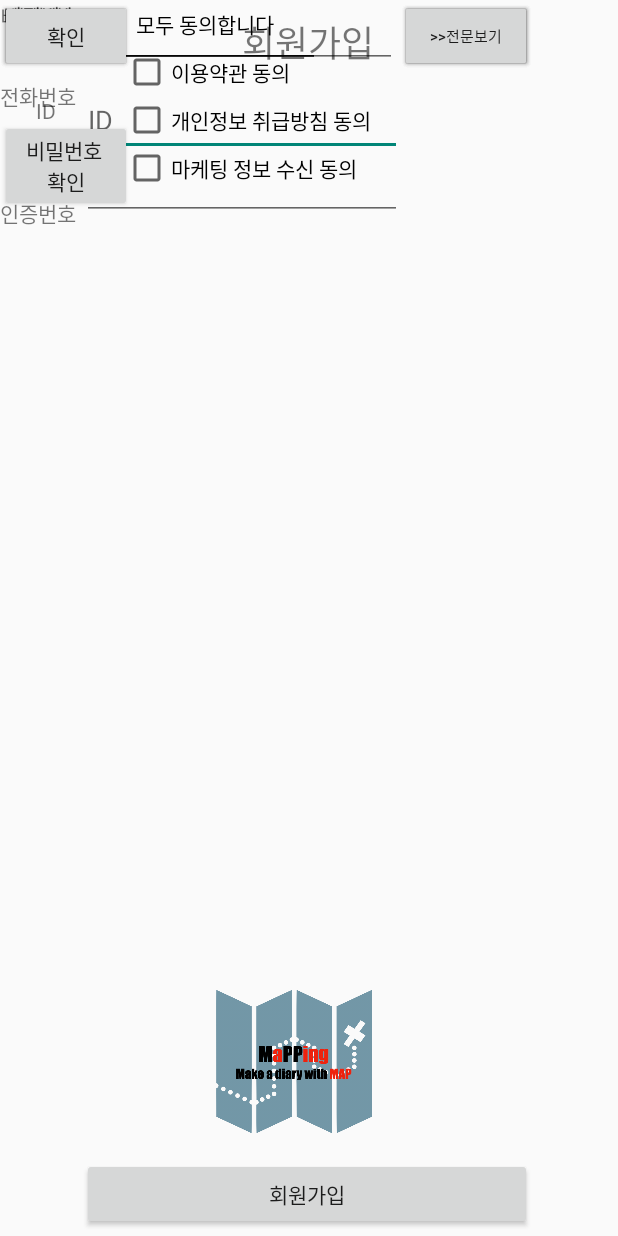
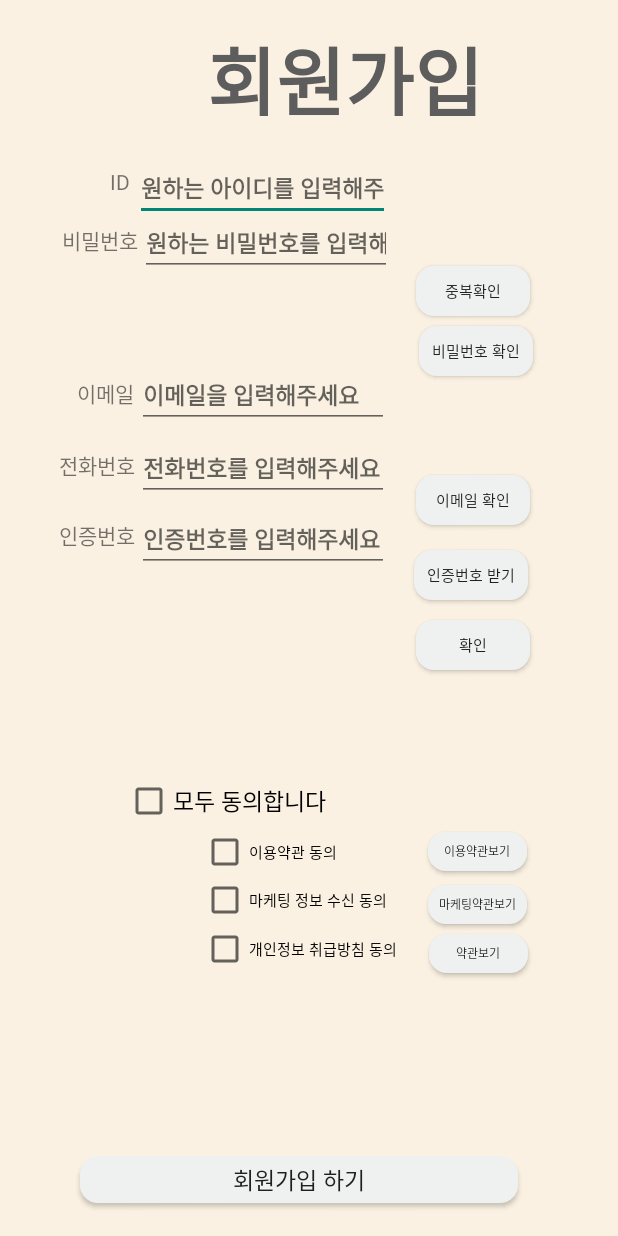
Before and after one commit to Junbeetime/Mapping, an Android app: the layout activity_sign_up.xml on its own in the app's theme, with its tools: preview values and no code run, on a phone screen of 412 x 824 dp. Run offline under Robolectric (Android 15) with nearby library versions, the phone set to English and light mode, and no system bars.

Commit message:
5-28-16:33  signup 재수정

```diff
--- a/app/src/main/AndroidManifest.xml
+++ b/app/src/main/AndroidManifest.xml
@@ -10,7 +10,7 @@
         android:supportsRtl="true"
         android:theme="@style/Theme.Mapping">
         <activity
-            android:name=".SignUpActivity"
+            android:name=".LoginActivity"
             android:exported="false" />
         <activity
             android:name=".StartActivity"
@@ -34,7 +34,7 @@
         <meta-data
             android:name="com.google.android.geo.API_KEY"
             android:value="AIzaSyBPEPe286Kk1x_77p476_efFLuZ3lKo6VU"/>
-        <activity android:name=".LoginActivity"
+        <activity android:name=".SignUpActivity"
             android:exported="true">
             <intent-filter>
                 <action android:name="android.intent.action.MAIN" />
--- a/app/src/main/res/layout/activity_sign_up.xml
+++ b/app/src/main/res/layout/activity_sign_up.xml
@@ -1,309 +1,383 @@
 <?xml version="1.0" encoding="utf-8"?>
-<androidx.constraintlayout.widget.ConstraintLayout xmlns:android="http://schemas.android.com/apk/res/android"
+<RelativeLayout
+    xmlns:android="http://schemas.android.com/apk/res/android"
     xmlns:app="http://schemas.android.com/apk/res-auto"
     xmlns:tools="http://schemas.android.com/tools"
     android:layout_width="match_parent"
-    android:layout_height="match_parent">
+    android:layout_height="match_parent"
+    android:background="#FAF1E2">
 
     <TextView
-        android:id="@+id/textViewSignup"
+        android:id="@+id/sign_title"
         android:layout_width="wrap_content"
-        android:layout_height="wrap_content"
-        android:layout_marginTop="10dp"
+        android:layout_height="61dp"
+        android:layout_alignParentStart="true"
+        android:layout_alignParentTop="true"
+        android:layout_centerHorizontal="true"
+        android:layout_marginStart="138dp"
+        android:layout_marginTop="16dp"
+        android:fontFamily="@font/sanghu_dajungdagam"
         android:text="회원가입"
-        android:textSize="24sp"
+        android:textColor="#5D5D5D"
+        android:textSize="50dp"
+        android:textStyle="bold"
         app:layout_constraintEnd_toEndOf="parent"
-        app:layout_constraintHorizontal_bias="0.498"
+        app:layout_constraintHorizontal_bias="0.515"
         app:layout_constraintStart_toStartOf="parent"
-        app:layout_constraintTop_toTopOf="parent" />
+        tools:layout_editor_absoluteY="87dp" />
 
     <TextView
-        android:id="@+id/textViewId"
-        android:layout_width="wrap_content"
+        android:id="@+id/sign_id_text"
+        android:layout_width="26dp"
         android:layout_height="wrap_content"
-        android:layout_marginStart="24dp"
-        android:layout_marginTop="64dp"
+        android:layout_alignParentStart="true"
+        android:layout_alignParentTop="true"
+        android:layout_centerHorizontal="true"
+        android:layout_marginStart="73dp"
+        android:layout_marginTop="111dp"
         android:text="ID"
-        app:layout_constraintEnd_toStartOf="@+id/editTextTextPersonName"
         app:layout_constraintHorizontal_bias="0.315"
         app:layout_constraintStart_toStartOf="parent"
         app:layout_constraintTop_toTopOf="parent" />
 
     <EditText
-        android:id="@+id/editTextTextID"
-        android:layout_width="wrap_content"
+        android:id="@+id/sign_id_edittext"
+        android:layout_width="170dp"
         android:layout_height="wrap_content"
-        android:layout_marginTop="56dp"
+        android:layout_alignParentStart="true"
+        android:layout_alignParentTop="true"
+        android:layout_centerInParent="true"
+        android:layout_marginStart="90dp"
+        android:layout_marginTop="103dp"
         android:ems="10"
-        android:hint="ID"
-        android:inputType="textPersonName"
-        android:maxLength="15"
-        android:minHeight="48dp"
-        app:layout_constraintEnd_toEndOf="@+id/button"
-        app:layout_constraintHorizontal_bias="0.0"
-        app:layout_constraintStart_toStartOf="@+id/guideline4"
-        app:layout_constraintTop_toTopOf="parent" />
-
-    <Button
-        android:id="@+id/buttonCheckRepetitionId"
-        android:layout_width="wrap_content"
-        android:layout_height="wrap_content"
-        android:text="중복 확인"
-        app:layout_constraintEnd_toStartOf="@+id/guideline5"
-        tools:layout_editor_absoluteY="51dp" />
-
-    <androidx.constraintlayout.widget.Guideline
-        android:id="@+id/guideline4"
-        android:layout_width="wrap_content"
-        android:layout_height="wrap_content"
-        android:orientation="vertical"
-        app:layout_constraintGuide_begin="55dp" />
-
-    <androidx.constraintlayout.widget.Guideline
-        android:id="@+id/guideline5"
-        android:layout_width="wrap_content"
-        android:layout_height="wrap_content"
-        android:orientation="vertical"
-        app:layout_constraintGuide_begin="355dp" />
+        android:fontFamily="@font/sanghu_dajungdagam"
+        android:hint="원하는 아이디를 입력해주세요"
+        android:maxLength="20"
+        android:singleLine="true"
+        android:textColor="#5D5D5D"
+        android:textSize="15dp"
+        android:textStyle="bold"
+        app:layout_constraintEnd_toEndOf="parent"
+        app:layout_constraintHorizontal_bias="0.515"
+        app:layout_constraintStart_toStartOf="parent"
+        tools:layout_editor_absoluteY="87dp" />
 
     <TextView
-        android:id="@+id/textViewPassword"
-        android:layout_width="wrap_content"
+        android:id="@+id/sign_password_text"
+        android:layout_width="75dp"
         android:layout_height="wrap_content"
+        android:layout_alignParentStart="true"
+        android:layout_alignParentTop="true"
+        android:layout_centerHorizontal="true"
+        android:layout_marginStart="41dp"
+        android:layout_marginTop="149dp"
         android:text="비밀번호"
-        tools:layout_editor_absoluteX="4dp"
-        tools:layout_editor_absoluteY="113dp" />
-
-    <TextView
-        android:id="@+id/textView4"
-        android:layout_width="wrap_content"
-        android:layout_height="wrap_content"
-        android:text="비밀번호"
-        app:layout_constraintEnd_toStartOf="@+id/guideline4"
         app:layout_constraintStart_toStartOf="parent"
         tools:layout_editor_absoluteY="113dp" />
 
     <EditText
-        android:id="@+id/editTextTextPassword2"
+        android:id="@+id/sign_password_edittext"
+        android:layout_width="168dp"
+        android:layout_height="wrap_content"
+        android:layout_alignParentStart="true"
+        android:layout_alignParentTop="true"
+        android:layout_centerInParent="true"
+        android:layout_marginStart="93dp"
+        android:layout_marginTop="140dp"
+        android:ems="10"
+        android:fontFamily="@font/sanghu_dajungdagam"
+        android:hint="원하는 비밀번호를 입력해주세요"
+        android:maxLength="20"
+        android:singleLine="true"
+        android:textColor="#5D5D5D"
+        android:textSize="15dp"
+        android:textStyle="bold"
+        app:layout_constraintEnd_toEndOf="parent"
+        app:layout_constraintHorizontal_bias="0.515"
+        app:layout_constraintStart_toStartOf="parent"
+        tools:layout_editor_absoluteY="87dp" />
+
+
+    <Button
+        android:id="@+id/Sign_id_check_button"
+        android:layout_width="76dp"
+        android:layout_height="33dp"
+        android:layout_alignParentStart="true"
+        android:layout_alignParentBottom="true"
+        android:layout_centerHorizontal="true"
+        android:layout_marginStart="277dp"
+        android:layout_marginBottom="613dp"
+        android:background="@drawable/solid_diary_button"
+        android:fontFamily="@font/sangju_gotgam"
+        android:text="중복확인"
+        android:textSize="10sp" />
+
+    <Button
+        android:id="@+id/Sign_password_check_button"
+        android:layout_width="76dp"
+        android:layout_height="33dp"
+        android:layout_alignParentStart="true"
+        android:layout_alignParentBottom="true"
+        android:layout_centerHorizontal="true"
+        android:layout_marginStart="279dp"
+        android:layout_marginBottom="573dp"
+        android:background="@drawable/solid_diary_button"
+        android:fontFamily="@font/sangju_gotgam"
+        android:text="비밀번호 확인"
+        android:textSize="10sp" />
+
+    <TextView
+        android:id="@+id/sign_email_text"
+        android:layout_width="75dp"
+        android:layout_height="wrap_content"
+        android:layout_alignParentStart="true"
+        android:layout_alignParentTop="true"
+        android:layout_centerHorizontal="true"
+        android:layout_marginStart="51dp"
+        android:layout_marginTop="251dp"
+        android:text="이메일"
+        app:layout_constraintStart_toStartOf="parent"
+        tools:layout_editor_absoluteY="113dp" />
+
+    <EditText
+        android:id="@+id/sign_email_edittext"
+        android:layout_width="168dp"
+        android:layout_height="wrap_content"
+        android:layout_alignParentStart="true"
+        android:layout_alignParentTop="true"
+        android:layout_centerInParent="true"
+        android:layout_marginStart="91dp"
+        android:layout_marginTop="241dp"
+        android:ems="10"
+        android:fontFamily="@font/sanghu_dajungdagam"
+        android:hint="이메일을 입력해주세요"
+        android:maxLength="20"
+        android:singleLine="true"
+        android:textColor="#5D5D5D"
+        android:textSize="15dp"
+        android:textStyle="bold"
+        app:layout_constraintEnd_toEndOf="parent"
+        app:layout_constraintHorizontal_bias="0.515"
+        app:layout_constraintStart_toStartOf="parent"
+        tools:layout_editor_absoluteY="87dp" />
+
+
+    <Button
+        android:id="@+id/Sign_email_check_button"
+        android:layout_width="76dp"
+        android:layout_height="33dp"
+        android:layout_alignParentStart="true"
+        android:layout_alignParentBottom="true"
+        android:layout_centerHorizontal="true"
+        android:layout_marginStart="277dp"
+        android:layout_marginBottom="474dp"
+        android:background="@drawable/solid_diary_button"
+        android:fontFamily="@font/sangju_gotgam"
+        android:text="이메일 확인"
+        android:textSize="10sp" />
+
+    <TextView
+        android:id="@+id/sign_phone_text"
+        android:layout_width="75dp"
+        android:layout_height="wrap_content"
+        android:layout_alignParentStart="true"
+        android:layout_alignParentTop="true"
+        android:layout_centerHorizontal="true"
+        android:layout_marginStart="39dp"
+        android:layout_marginTop="299dp"
+        android:text="전화번호"
+        app:layout_constraintStart_toStartOf="parent"
+        tools:layout_editor_absoluteY="113dp" />
+
+    <EditText
+        android:id="@+id/sign_phone_edittext"
+        android:layout_width="168dp"
+        android:layout_height="wrap_content"
+        android:layout_alignParentStart="true"
+        android:layout_alignParentTop="true"
+        android:layout_centerInParent="true"
+        android:layout_marginStart="91dp"
+        android:layout_marginTop="290dp"
+        android:ems="10"
+        android:fontFamily="@font/sanghu_dajungdagam"
+        android:hint="전화번호를 입력해주세요"
+        android:maxLength="20"
+        android:singleLine="true"
+        android:textColor="#5D5D5D"
+        android:textSize="15dp"
+        android:textStyle="bold"
+        app:layout_constraintEnd_toEndOf="parent"
+        app:layout_constraintHorizontal_bias="0.515"
+        app:layout_constraintStart_toStartOf="parent"
+        tools:layout_editor_absoluteY="87dp" />
+
+    <Button
+        android:id="@+id/Sign_email_phone_button"
+        android:layout_width="76dp"
+        android:layout_height="33dp"
+        android:layout_alignParentStart="true"
+        android:layout_alignParentBottom="true"
+        android:layout_centerHorizontal="true"
+        android:layout_marginStart="276dp"
+        android:layout_marginBottom="424dp"
+        android:background="@drawable/solid_diary_button"
+        android:fontFamily="@font/sangju_gotgam"
+        android:text="인증번호 받기"
+        android:textSize="10sp" />
+
+    <TextView
+        android:id="@+id/sign_certification_text"
+        android:layout_width="75dp"
+        android:layout_height="wrap_content"
+        android:layout_alignParentStart="true"
+        android:layout_alignParentTop="true"
+        android:layout_centerHorizontal="true"
+        android:layout_marginStart="39dp"
+        android:layout_marginTop="346dp"
+        android:text="인증번호"
+        app:layout_constraintStart_toStartOf="parent"
+        tools:layout_editor_absoluteY="113dp" />
+
+    <EditText
+        android:id="@+id/sign_certification_edittext"
+        android:layout_width="168dp"
+        android:layout_height="wrap_content"
+        android:layout_alignParentStart="true"
+        android:layout_alignParentTop="true"
+        android:layout_centerInParent="true"
+        android:layout_marginStart="91dp"
+        android:layout_marginTop="337dp"
+        android:ems="10"
+        android:fontFamily="@font/sanghu_dajungdagam"
+        android:hint="인증번호를 입력해주세요"
+        android:maxLength="20"
+        android:singleLine="true"
+        android:textColor="#5D5D5D"
+        android:textSize="15dp"
+        android:textStyle="bold"
+        app:layout_constraintEnd_toEndOf="parent"
+        app:layout_constraintHorizontal_bias="0.515"
+        app:layout_constraintStart_toStartOf="parent"
+        tools:layout_editor_absoluteY="87dp" />
+
+
+    <Button
+        android:id="@+id/Sign_email_certification_button"
+        android:layout_width="76dp"
+        android:layout_height="33dp"
+        android:layout_alignParentStart="true"
+        android:layout_alignParentBottom="true"
+        android:layout_centerHorizontal="true"
+        android:layout_marginStart="277dp"
+        android:layout_marginBottom="377dp"
+        android:background="@drawable/solid_diary_button"
+        android:fontFamily="@font/sangju_gotgam"
+        android:text="확인"
+        android:textSize="10sp" />
+
+    <CheckBox
+        android:id="@+id/sign_agree_checkbox"
         android:layout_width="wrap_content"
         android:layout_height="wrap_content"
-        android:layout_marginEnd="76dp"
-        android:ems="10"
-        android:inputType="textPassword"
-        app:layout_constraintEnd_toStartOf="@+id/guideline5"
-        app:layout_constraintHorizontal_bias="0.044"
-        app:layout_constraintStart_toEndOf="@+id/textViewPassword"
-        app:layout_constraintTop_toBottomOf="@+id/editTextTextId" />
+        android:layout_alignParentStart="true"
+        android:layout_alignParentBottom="true"
+        android:layout_marginStart="83dp"
+        android:layout_marginBottom="274dp"
+        android:fontFamily="@font/sanghu_dajungdagam"
+        android:text="모두 동의합니다"
+        android:textSize="15sp" />
 
-    <EditText
-        android:id="@+id/editTextTextPassword3"
+    <CheckBox
+        android:id="@+id/sign_agree1_checkbox"
         android:layout_width="wrap_content"
         android:layout_height="wrap_content"
-        android:layout_marginTop="56dp"
-        android:ems="10"
-        android:inputType="textPassword"
-        app:layout_constraintEnd_toStartOf="@+id/guideline5"
-        app:layout_constraintHorizontal_bias="0.0"
-        app:layout_constraintStart_toStartOf="@+id/guideline4"
-        app:layout_constraintTop_toBottomOf="@+id/editTextTextPassword2" />
+        android:layout_alignParentStart="true"
+        android:layout_alignParentBottom="true"
+        android:layout_marginStart="134dp"
+        android:layout_marginBottom="240dp"
+        android:fontFamily="@font/sangju_haerye"
+        android:text="이용약관 동의"
+        android:textSize="10sp" />
 
-    <TextView
-        android:id="@+id/textView5"
+    <CheckBox
+        android:id="@+id/sign_agree2_checkbox"
         android:layout_width="wrap_content"
         android:layout_height="wrap_content"
-        android:lines="2"
-        android:text="비밀번호\n확인"
-        android:textAlignment="center"
-        app:layout_constraintEnd_toStartOf="@+id/guideline4"
-        app:layout_constraintStart_toStartOf="parent"
-        tools:layout_editor_absoluteY="150dp" />
+        android:layout_alignParentStart="true"
+        android:layout_alignParentBottom="true"
+        android:layout_centerHorizontal="true"
+        android:layout_marginStart="134dp"
+        android:layout_marginBottom="175dp"
+        android:fontFamily="@font/sangju_haerye"
+        android:text="개인정보 취급방침 동의"
+        android:textSize="10sp" />
+
+    <CheckBox
+        android:id="@+id/sign_agree3_checkbox"
+        android:layout_width="wrap_content"
+        android:layout_height="wrap_content"
+        android:layout_alignParentStart="true"
+        android:layout_alignParentBottom="true"
+        android:layout_centerHorizontal="true"
+        android:layout_marginStart="134dp"
+        android:layout_marginBottom="208dp"
+        android:fontFamily="@font/sangju_haerye"
+        android:text="마케팅 정보 수신 동의"
+        android:textSize="10sp" />
+
 
     <Button
-        android:id="@+id/button2"
-        android:layout_width="wrap_content"
-        android:layout_height="wrap_content"
-        android:layout_marginTop="32dp"
-        android:text="비밀번호 \n확인"
-        app:layout_constraintTop_toBottomOf="@+id/buttonCheckRepetitionId"
-        tools:layout_editor_absoluteX="266dp" />
-
-    <TextView
-        android:id="@+id/textView6"
-        android:layout_width="wrap_content"
-        android:layout_height="wrap_content"
-        android:text="이메일"
-        app:layout_constraintEnd_toStartOf="@+id/guideline4"
-        app:layout_constraintHorizontal_bias="0.25"
-        app:layout_constraintStart_toStartOf="parent"
-        tools:layout_editor_absoluteY="260dp" />
-
-    <EditText
-        android:id="@+id/editTextTextEmailAddress"
-        android:layout_width="wrap_content"
-        android:layout_height="wrap_content"
-        android:ems="10"
-        android:inputType="textEmailAddress"
-        tools:layout_editor_absoluteX="54dp"
-        tools:layout_editor_absoluteY="252dp" />
-
-    <TextView
-        android:id="@+id/textView8"
-        android:layout_width="wrap_content"
-        android:layout_height="wrap_content"
-        android:layout_marginTop="32dp"
-        android:text="전화번호"
-        app:layout_constraintTop_toBottomOf="@+id/textView6"
-        tools:layout_editor_absoluteX="2dp" />
+        android:id="@+id/sign_agree1_button"
+        android:layout_width="66dp"
+        android:layout_height="26dp"
+        android:layout_alignParentStart="true"
+        android:layout_alignParentBottom="true"
+        android:layout_centerHorizontal="true"
+        android:layout_marginStart="285dp"
+        android:layout_marginBottom="243dp"
+        android:background="@drawable/solid_diary_button"
+        android:fontFamily="@font/sangju_gotgam"
+        android:text="이용약관보기"
+        android:textSize="8sp" />
+    <Button
+        android:id="@+id/sign_agree2_button"
+        android:layout_width="66dp"
+        android:layout_height="26dp"
+        android:layout_alignParentStart="true"
+        android:layout_alignParentBottom="true"
+        android:layout_centerHorizontal="true"
+        android:layout_marginStart="285dp"
+        android:layout_marginBottom="208dp"
+        android:background="@drawable/solid_diary_button"
+        android:fontFamily="@font/sangju_gotgam"
+        android:text="마케팅약관보기"
+        android:textSize="8sp" />
 
     <Button
-        android:id="@+id/button3"
-        android:layout_width="wrap_content"
-        android:layout_height="wrap_content"
-        android:text="중복 확인"
-        tools:layout_editor_absoluteX="265dp"
-        tools:layout_editor_absoluteY="249dp" />
-
-    <EditText
-        android:id="@+id/editTextNumber"
-        android:layout_width="wrap_content"
-        android:layout_height="wrap_content"
-        android:ems="10"
-        android:inputType="number"
-        tools:layout_editor_absoluteX="57dp"
-        tools:layout_editor_absoluteY="300dp" />
+        android:id="@+id/sign_agree3_button"
+        android:layout_width="66dp"
+        android:layout_height="26dp"
+        android:layout_alignParentStart="true"
+        android:layout_alignParentBottom="true"
+        android:layout_centerHorizontal="true"
+        android:layout_marginStart="286dp"
+        android:layout_marginBottom="175dp"
+        android:background="@drawable/solid_diary_button"
+        android:fontFamily="@font/sangju_gotgam"
+        android:text="약관보기"
+        android:textSize="8sp" />
 
     <Button
-        android:id="@+id/button4"
-        android:layout_width="wrap_content"
-        android:layout_height="wrap_content"
-        android:text="인증번호\n보내기"
-        android:textSize="8sp"
-        tools:layout_editor_absoluteX="267dp"
-        tools:layout_editor_absoluteY="297dp" />
-
-    <TextView
-        android:id="@+id/textView9"
-        android:layout_width="wrap_content"
-        android:layout_height="wrap_content"
-        android:text="인증번호"
-        app:layout_constraintBottom_toBottomOf="parent"
-        app:layout_constraintTop_toBottomOf="@+id/textView8"
-        app:layout_constraintVertical_bias="0.078"
-        tools:layout_editor_absoluteX="2dp" />
-
-    <EditText
-        android:id="@+id/editTextNumber2"
-        android:layout_width="wrap_content"
-        android:layout_height="wrap_content"
-        android:ems="10"
-        android:inputType="number"
-        tools:layout_editor_absoluteX="56dp"
-        tools:layout_editor_absoluteY="356dp" />
-
-    <Button
-        android:id="@+id/button5"
-        android:layout_width="wrap_content"
-        android:layout_height="wrap_content"
-        android:text="확인"
-        tools:layout_editor_absoluteX="267dp"
-        tools:layout_editor_absoluteY="356dp" />
-
-    <CheckBox
-        android:id="@+id/checkBox"
-        android:layout_width="wrap_content"
-        android:layout_height="wrap_content"
-        android:layout_marginStart="4dp"
-        android:text="모두 동의합니다"
-        app:layout_constraintEnd_toStartOf="@+id/guideline5"
-        app:layout_constraintHorizontal_bias="0.0"
-        app:layout_constraintStart_toStartOf="@+id/guideline4"
-        tools:layout_editor_absoluteY="436dp" />
-
-    <CheckBox
-        android:id="@+id/checkBox2"
-        android:layout_width="wrap_content"
-        android:layout_height="wrap_content"
-        android:text="이용약관 동의"
-        app:layout_constraintEnd_toStartOf="@+id/guideline5"
-        app:layout_constraintHorizontal_bias="0.144"
-        app:layout_constraintStart_toStartOf="@+id/guideline4"
-        app:layout_constraintTop_toBottomOf="@+id/checkBox" />
-
-    <CheckBox
-        android:id="@+id/checkBox3"
-        android:layout_width="wrap_content"
-        android:layout_height="wrap_content"
-        android:layout_marginStart="16dp"
-        android:text="개인정보 취급방침 동의"
-        app:layout_constraintEnd_toStartOf="@+id/guideline5"
-        app:layout_constraintHorizontal_bias="0.094"
-        app:layout_constraintStart_toStartOf="@+id/guideline4"
-        app:layout_constraintTop_toBottomOf="@+id/checkBox2" />
-
-    <CheckBox
-        android:id="@+id/checkBox4"
-        android:layout_width="wrap_content"
-        android:layout_height="wrap_content"
-        android:text="마케팅 정보 수신 동의"
-        app:layout_constraintEnd_toStartOf="@+id/guideline5"
-        app:layout_constraintHorizontal_bias="0.191"
-        app:layout_constraintStart_toStartOf="@+id/guideline4"
-        app:layout_constraintTop_toBottomOf="@+id/checkBox3" />
-
-    <Button
-        android:id="@+id/button6"
-        android:layout_width="300dp"
-        android:layout_height="wrap_content"
-        android:layout_marginBottom="4dp"
-        android:text="회원가입"
-        app:layout_constraintBottom_toBottomOf="parent"
-        app:layout_constraintEnd_toStartOf="@+id/guideline5"
-        app:layout_constraintHorizontal_bias="1.0"
-        app:layout_constraintStart_toStartOf="@+id/guideline4" />
-
-    <Button
-        android:id="@+id/buttonReadall1"
-        android:layout_width="wrap_content"
-        android:layout_height="wrap_content"
-        android:text=">>전문보기"
-        android:textSize="10sp"
-        app:layout_constraintEnd_toStartOf="@+id/guideline5"
-        app:layout_constraintHorizontal_bias="1.0"
-        app:layout_constraintStart_toEndOf="@+id/checkBox2"
-        tools:layout_editor_absoluteY="460dp" />
-
-    <Button
-        android:id="@+id/buttonReadall2"
-        android:layout_width="wrap_content"
-        android:layout_height="wrap_content"
-        android:text=">>전문보기"
-        android:textSize="10sp"
-        app:layout_constraintEnd_toStartOf="@+id/guideline5"
-        app:layout_constraintHorizontal_bias="1.0"
-        app:layout_constraintStart_toEndOf="@+id/checkBox3"
-        tools:layout_editor_absoluteY="491dp" />
-
-    <Button
-        android:id="@+id/buttonReadall3"
-        android:layout_width="wrap_content"
-        android:layout_height="wrap_content"
-        android:text=">>전문보기"
-        android:textSize="10sp"
-        app:layout_constraintEnd_toStartOf="@+id/guideline5"
-        app:layout_constraintHorizontal_bias="1.0"
-        app:layout_constraintStart_toEndOf="@+id/checkBox4"
-        tools:layout_editor_absoluteY="525dp" />
-
-    <ImageView
-        android:id="@+id/imageView"
-        android:layout_width="106dp"
-        android:layout_height="137dp"
-        android:layout_marginBottom="48dp"
-        app:layout_constraintBottom_toBottomOf="parent"
-        app:layout_constraintEnd_toStartOf="@+id/guideline5"
-        app:layout_constraintHorizontal_bias="0.458"
-        app:layout_constraintStart_toStartOf="@+id/guideline4"
-        app:srcCompat="@drawable/mapping" />
-
-
-</androidx.constraintlayout.widget.ConstraintLayout>
+        android:id="@+id/sign_next_button"
+        android:layout_width="292dp"
+        android:layout_height="31dp"
+        android:layout_alignParentStart="true"
+        android:layout_alignParentBottom="true"
+        android:layout_centerHorizontal="true"
+        android:layout_marginStart="53dp"
+        android:layout_marginBottom="22dp"
+        android:background="@drawable/solid_diary_button"
+        android:fontFamily="@font/sanghu_dajungdagam"
+        android:text="회원가입 하기"
+        android:textSize="15sp" />
+</RelativeLayout>
```
